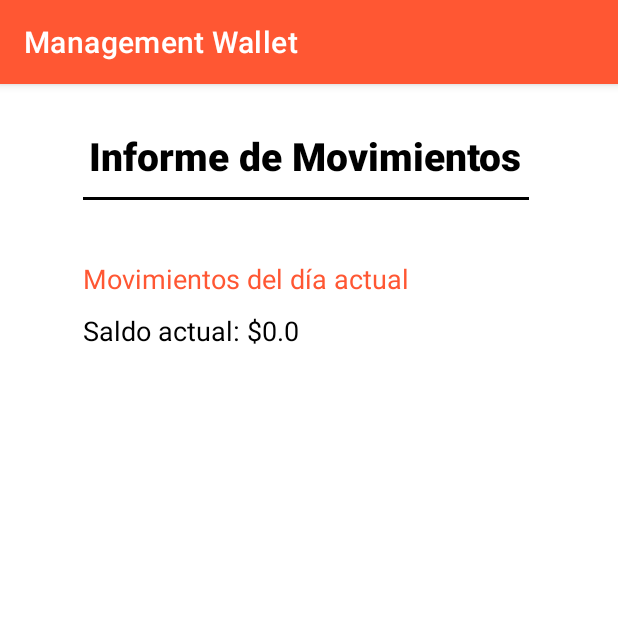
After one commit to JuanGaleano14/ManagementWaller, an Android app: the InformeActivity screen opened directly, with no data from a screen before it, on a phone screen of 412 x 824 dp, the top half of it. The commit adds this screen. Run offline under Robolectric (Android 15) with nearby library versions, the phone set to English and light mode, and no system bars; our stand-ins replace Firebase (no records; nobody signed in at launch, a user with empty details on screens opened directly).

Commit message:
Creación ventana de informe.

```diff
--- a/app/src/main/AndroidManifest.xml
+++ b/app/src/main/AndroidManifest.xml
@@ -17,6 +17,7 @@
         <activity android:name=".RegisterActivity" />
         <activity android:name=".RegistrarMovimientosActivity" />
         <activity android:name=".CuentaActivity" />
+        <activity android:name=".InformeActivity" />
         <activity android:name=".LoginActivity">
             <intent-filter>
                 <action android:name="android.intent.action.MAIN" />
--- a/app/src/main/java/com/example/managementwallet/HomeActivity.kt
+++ b/app/src/main/java/com/example/managementwallet/HomeActivity.kt
@@ -130,7 +130,7 @@ class HomeActivity : AppCompatActivity() {
     }
 
     fun irRegisterMov(view: View) {
-        val irRegister = Intent(this, CuentaActivity::class.java)
+        val irRegister = Intent(this, InformeActivity::class.java)
         startActivity(irRegister)
         //finish()
     }
--- /dev/null
+++ b/app/src/main/java/com/example/managementwallet/InformeActivity.kt
@@ -0,0 +1,83 @@
+package com.example.managementwallet
+
+import android.app.DatePickerDialog
+import android.content.Intent
+import android.os.Bundle
+import android.util.Log
+import android.view.View
+import android.widget.*
+import androidx.appcompat.app.AppCompatActivity
+import com.google.firebase.Timestamp
+import com.google.firebase.firestore.FirebaseFirestore
+import java.text.SimpleDateFormat
+import java.util.*
+import kotlin.collections.ArrayList
+
+class InformeActivity : AppCompatActivity() {
+    private lateinit var tvDatos: TextView
+    private lateinit var etSaldoActual: TextView
+    private lateinit var mListView: ListView
+    private var db: FirebaseFirestore = FirebaseFirestore.getInstance()
+    private val TAG = "InformeActivity"
+    private var datos = ""
+    var fechaActual: Calendar = Calendar.getInstance()
+    private val sdf = SimpleDateFormat("yyyy-MM-dd", Locale("es_ES"))
+
+    override fun onCreate(savedInstanceState: Bundle?) {
+        super.onCreate(savedInstanceState)
+        setContentView(R.layout.activity_informe)
+        tvDatos = findViewById(R.id.tvDatos)
+        etSaldoActual = findViewById(R.id.etSaldoActual)
+        mListView = findViewById<ListView>(R.id.lvMovimientoDia)
+        val sbMsjSaldo =
+            "Saldo actual: $" + LoginActivity.objDatosSesionUsuario.cajaUsuario.toString()
+        etSaldoActual.text = sbMsjSaldo
+        consultarMovimientosDiaUsuario()
+    }
+
+    fun consultarMovimientosDiaUsuario() {
+        datos = ""
+        var arrayAdapter: ArrayAdapter<*>
+        val users = ArrayList<String>()
+
+        db.collection("movimientos")
+            .whereEqualTo("usuario_registro", LoginActivity.objDatosSesionUsuario.correoUsuario)
+            .whereEqualTo("fecha", sdf.format(fechaActual.time).toString())
+            .get()
+            .addOnSuccessListener { resultado ->
+                for (documento in resultado) {
+                    users.add(
+                        "Concepto: " + documento["descripcion_movimiento"].toString() + "\n" +
+                                "Valor: $" + documento["valor"].toString() + "\n" +
+                                "Fecha Movimiento: " + documento["fecha"].toString()
+                    )
+                }
+
+
+                /*for (documento in resultado) {
+                    val descripcionGasto = documento["descripcion_movimiento"].toString()
+                    val valorGasto = documento["valor"].toString()
+                    var fecha = "Fecha no indicada"
+                    datos += "${documento.id}: $descripcionGasto, $valorGasto : $fecha\n"
+
+
+                    users = arrayOf(
+                        "Virat Kohli", "Rohit Sharma", "Steve Smith",
+                        "Kane Williamson", "Ross Taylor"
+                    )
+                }*/
+
+                println(users)
+
+                arrayAdapter = ArrayAdapter(
+                    this,
+                    android.R.layout.simple_list_item_1, users
+                )
+                mListView.adapter = arrayAdapter
+                tvDatos.text = datos
+            }
+            .addOnFailureListener { exception ->
+                Log.i(TAG, "Error en consultar usuario")
+            }
+    }
+}
--- a/app/src/main/java/com/example/managementwallet/LoginActivity.kt
+++ b/app/src/main/java/com/example/managementwallet/LoginActivity.kt
@@ -3,23 +3,28 @@ package com.example.managementwallet
 import android.content.Intent
 import android.os.Bundle
 import android.text.TextUtils
+import android.util.Log
 import android.view.View
 import android.widget.EditText
 import android.widget.Toast
 import androidx.appcompat.app.AppCompatActivity
 import com.google.firebase.auth.FirebaseAuth
+import com.google.firebase.firestore.FirebaseFirestore
 
 
 class LoginActivity : AppCompatActivity() {
     private lateinit var editTextUser: EditText
     private lateinit var editTextPass: EditText
     private lateinit var auth: FirebaseAuth
+    private var db: FirebaseFirestore = FirebaseFirestore.getInstance()
+    private val TAG = "CuentaActivity"
 
     object objDatosSesionUsuario {
         var nombreUsuario = ""
         var apellidoUsuario = ""
         var correoUsuario = ""
-        var cajaUsuario : Double = 0.0
+        var cajaUsuario: Double = 0.0
+        var fechaRegistro = ""
     }
 
     override fun onCreate(savedInstanceState: Bundle?) {
@@ -32,10 +37,29 @@ class LoginActivity : AppCompatActivity() {
         auth = FirebaseAuth.getInstance()
     }
 
+    fun consultarDatosUsuario() {
+
+        db.collection("usuario_caja")
+            .document(objDatosSesionUsuario.correoUsuario)
+            .get()
+            .addOnSuccessListener { resultado ->
+                objDatosSesionUsuario.nombreUsuario =
+                    resultado["nombre_usuario"].toString()
+                objDatosSesionUsuario.apellidoUsuario =
+                    resultado["apellido_usuario"].toString()
+                objDatosSesionUsuario.cajaUsuario =
+                    resultado["caja"].toString().toDouble()
+                objDatosSesionUsuario.fechaRegistro =
+                    resultado["fecha_registro"].toString()
+            }
+            .addOnFailureListener { exception ->
+                Log.i(TAG, "Error en consultar usuario")
+            }
+    }
+
 
     fun irRegister(view: View) {
         val irRegister = Intent(this, RegisterActivity::class.java)
-        //val irRegister = Intent(this, RegistrarMovimientosActivity::class.java)
         startActivity(irRegister)
         finish()
     }
@@ -62,6 +86,7 @@ class LoginActivity : AppCompatActivity() {
     }
 
     private fun action() {
+        consultarDatosUsuario()
         val action = Intent(this, HomeActivity::class.java)
         startActivity(action)
         finish()
--- /dev/null
+++ b/app/src/main/res/layout/activity_informe.xml
@@ -0,0 +1,73 @@
+<?xml version="1.0" encoding="utf-8"?>
+<LinearLayout xmlns:android="http://schemas.android.com/apk/res/android"
+    xmlns:app="http://schemas.android.com/apk/res-auto"
+    xmlns:tools="http://schemas.android.com/tools"
+    android:layout_width="match_parent"
+    android:layout_height="match_parent"
+    android:orientation="vertical"
+    tools:context=".InformeActivity">
+
+
+    <LinearLayout
+        android:layout_width="297dp"
+        android:layout_height="wrap_content"
+        android:layout_marginStart="55dp"
+        android:layout_marginTop="30dp"
+        android:focusable="true"
+        android:focusableInTouchMode="true"
+        android:orientation="vertical">
+
+        <TextView
+            android:layout_width="wrap_content"
+            android:layout_height="wrap_content"
+            android:layout_gravity="center"
+            android:layout_marginBottom="10dp"
+            android:fontFamily="sans-serif-black"
+            android:text="@string/lbl_informe_de_movimientos"
+            android:textColor="@color/black"
+            android:textSize="26sp" />
+
+        <View
+            android:layout_width="match_parent"
+            android:layout_height="2dp"
+            android:layout_marginBottom="20dp"
+            android:background="#000000" />
+
+        <TextView
+            android:layout_width="wrap_content"
+            android:layout_height="wrap_content"
+            android:layout_marginTop="20dp"
+            android:fontFamily="sans-serif"
+            android:text="@string/lbl_movimientos"
+            android:textColor="@color/purple_500"
+            android:textSize="18sp" />
+
+        <TextView
+            android:id="@+id/etSaldoActual"
+            android:layout_width="wrap_content"
+            android:layout_height="wrap_content"
+            android:layout_marginTop="10dp"
+            android:layout_marginBottom="10dp"
+            android:fontFamily="sans-serif"
+            android:text="Saldo actual: $0"
+            android:textColor="@color/black"
+            android:textSize="18sp" />
+
+        <ListView
+            android:id="@+id/lvMovimientoDia"
+            android:layout_width="match_parent"
+            android:layout_height="0dp"
+            android:layout_weight="1"
+            android:divider="#F44336"
+            android:dividerHeight="2dp" />
+
+        <TextView
+            android:id="@+id/tvDatos"
+            android:layout_width="match_parent"
+            android:layout_height="wrap_content"
+            android:text=""
+            android:textColor="@color/colo1" />
+
+    </LinearLayout>
+
+</LinearLayout>
--- a/app/src/main/res/values/strings.xml
+++ b/app/src/main/res/values/strings.xml
@@ -30,6 +30,8 @@
     <string name="lbl_cuenta_apellido">Apellido</string>
     <string name="lbl_cuenta_correo_registrado">Correo registrado</string>
     <string name="lbl_cuenta_fecha_de_registro">Fecha de Registro</string>
+    <string name="lbl_informe_de_movimientos">Informe de Movimientos</string>
+    <string name="lbl_movimientos">Movimientos del día actual</string>
 
     <string-array name="egresos_array">
         <item>Seleccione un concepto…</item>
```
